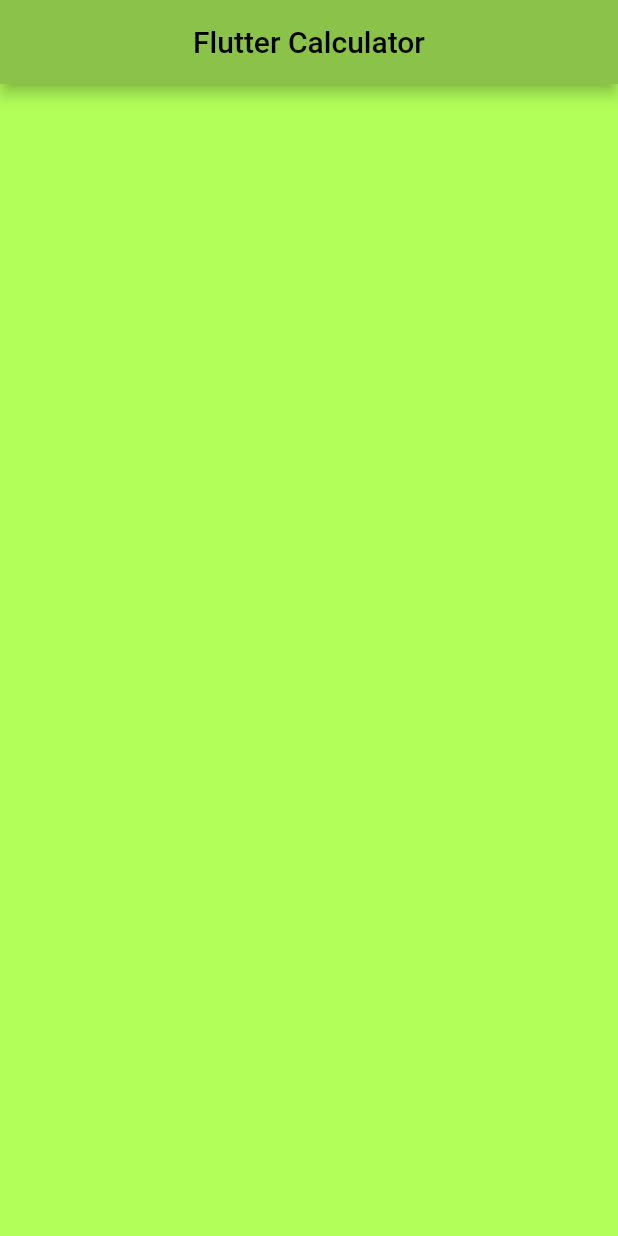
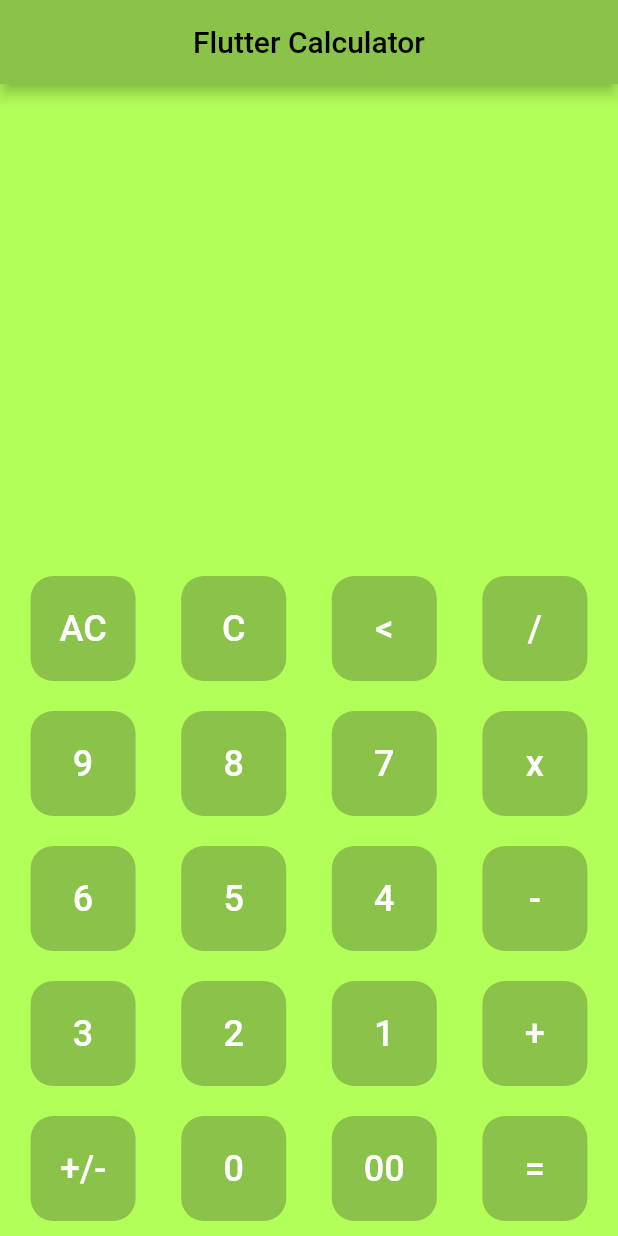
Before and after one commit to harshraj1512/flutter, a Flutter app: the screen it shows after launch, on a phone screen of 412 x 824 dp. Run offline on Flutter 3.47's test engine with Material 2 defaults, Android fonts, the phone set to English and light mode, and no system bars; our stand-ins replace google_fonts; Roboto replaces fonts that are missing (Nosifer).

Commit message:
cal update

```diff
--- a/calculator/lib/main.dart
+++ b/calculator/lib/main.dart
@@ -1,3 +1,4 @@
+import 'package:calculator/widget/calcultor_button.dart';
 import 'package:flutter/material.dart';
 import 'package:google_fonts/google_fonts.dart';
 
@@ -30,10 +31,50 @@ class _CalculatorAppState extends State<CalulatorApp> {
             mainAxisAlignment: MainAxisAlignment.end,
             children: [
             Row(
+              mainAxisAlignment: MainAxisAlignment.spaceEvenly,
               children: [
-
+                CalculatorButton(text: 'AC'),
+                CalculatorButton(text: 'C'),
+                CalculatorButton(text: '<'),
+                CalculatorButton(text: '/')
               ],
-            )
+            ),
+            Row(
+              mainAxisAlignment: MainAxisAlignment.spaceEvenly,
+              children: [
+                CalculatorButton(text: '9'),
+                CalculatorButton(text: '8'),
+                CalculatorButton(text: '7'),
+                CalculatorButton(text: 'x')
+              ],
+            ),
+            Row(
+              mainAxisAlignment: MainAxisAlignment.spaceEvenly,
+              children: [
+                CalculatorButton(text: '6'),
+                CalculatorButton(text: '5'),
+                CalculatorButton(text: '4'),
+                CalculatorButton(text: '-')
+              ],
+            ),
+            Row(
+              mainAxisAlignment: MainAxisAlignment.spaceEvenly,
+              children: [
+                CalculatorButton(text: '3'),
+                CalculatorButton(text: '2'),
+                CalculatorButton(text: '1'),
+                CalculatorButton(text: '+')
+              ],
+            ),
+            Row(
+              mainAxisAlignment: MainAxisAlignment.spaceEvenly,
+              children: [
+                CalculatorButton(text: '+/-'),
+                CalculatorButton(text: '0'),
+                CalculatorButton(text: '00'),
+                CalculatorButton(text: '=')
+              ],
+            ),
           ],)
           ),
         ),
--- a/calculator/lib/widget/calcultor_button.dart
+++ b/calculator/lib/widget/calcultor_button.dart
@@ -1,7 +1,15 @@
 import 'package:flutter/material.dart';
+import 'package:google_fonts/google_fonts.dart';
 
 class CalculatorButton extends StatelessWidget {
-  const CalculatorButton({super.key});
+  final String text;
+
+
+
+  const CalculatorButton({
+    required this.text,
+
+  });
 
   @override
   Widget build(BuildContext context) {
@@ -11,15 +19,20 @@ class CalculatorButton extends StatelessWidget {
                     width: 70,
                     height:70,
                     child: TextButton(
-                      onPressed:(){} ,
-                      child: Text('9'),
+                      onPressed:() => {} ,
+                      child: Text(
+                        text,
+                        style: GoogleFonts.nosifer(
+                          fontSize: 24,
+                          color: Colors.white,
+                        ),
+                      ),
                       style: TextButton.styleFrom(
-                        foregroundColor: Colors.white,
+                        //foregroundColor: Colors.white,
                         backgroundColor: Colors.lightGreen,
                         shape: RoundedRectangleBorder(
                           borderRadius: BorderRadius.circular(15),
                         ),
-                        textStyle: TextStyle(fontSize: 24)
                       ),
                     ),
                   ),
```
